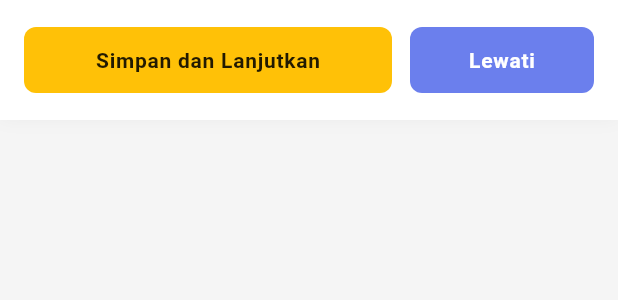
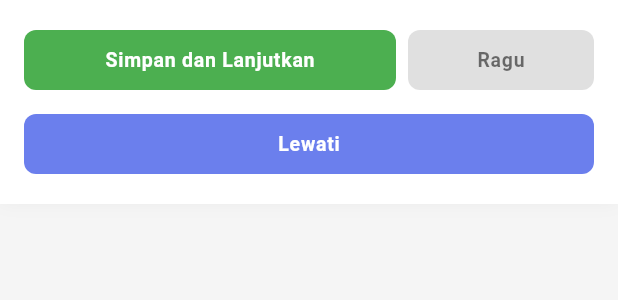
Before and after one commit to vy09/cat_project, a Flutter app: the ExamNavigationWidget widget shown alone on an empty page, opened directly with empty values, on a phone screen of 412 x 824 dp. Shown: the top 300 px of the screen. Run offline on Flutter 3.47's test engine with Material 3 defaults, Android fonts, the phone set to English and light mode, and no system bars.

Commit message:
feat: Enhance exam functionality with answer tracking and doubtful question feature

```diff
--- a/lib/modules/exam/widgets/exam_navigation_widget.dart
+++ b/lib/modules/exam/widgets/exam_navigation_widget.dart
@@ -3,6 +3,8 @@ import 'package:flutter/material.dart';
 class ExamNavigationWidget extends StatelessWidget {
   final VoidCallback onSaveAndContinue;
   final VoidCallback onSkip;
+  final VoidCallback onToggleDoubtful;
+  final bool isDoubtful;
   final bool canGoBack;
   final VoidCallback? onGoBack;
 
@@ -10,6 +12,8 @@ class ExamNavigationWidget extends StatelessWidget {
     super.key,
     required this.onSaveAndContinue,
     required this.onSkip,
+    required this.onToggleDoubtful,
+    required this.isDoubtful,
     this.canGoBack = false,
     this.onGoBack,
   });
@@ -28,7 +32,11 @@ class ExamNavigationWidget extends StatelessWidget {
           ),
         ],
       ),
-      child: Row(
+      child: Column(
+        mainAxisSize: MainAxisSize.min,
+        children: [
+          // First row: Save and Continue + Ragu buttons
+          Row(
             children: [
               // Save and Continue button
               Expanded(
@@ -36,8 +44,8 @@ class ExamNavigationWidget extends StatelessWidget {
                 child: ElevatedButton(
                   onPressed: onSaveAndContinue,
                   style: ElevatedButton.styleFrom(
-                backgroundColor: const Color(0xFFFFC107),
-                padding: const EdgeInsets.symmetric(vertical: 14),
+                    backgroundColor: const Color(0xFF4CAF50),
+                    padding: const EdgeInsets.symmetric(vertical: 12),
                     shape: RoundedRectangleBorder(
                       borderRadius: BorderRadius.circular(8),
                     ),
@@ -46,21 +54,49 @@ class ExamNavigationWidget extends StatelessWidget {
                   child: const Text(
                     'Simpan dan Lanjutkan',
                     style: TextStyle(
-                  fontSize: 14,
+                      fontSize: 13,
                       fontWeight: FontWeight.bold,
-                  color: Colors.black87,
+                      color: Colors.white,
                     ),
                   ),
                 ),
               ),
-          const SizedBox(width: 12),
-          // Skip button
+              const SizedBox(width: 8),
+              // Ragu button
               Expanded(
+                child: ElevatedButton(
+                  onPressed: onToggleDoubtful,
+                  style: ElevatedButton.styleFrom(
+                    backgroundColor: isDoubtful
+                        ? const Color(0xFFFFC107)
+                        : Colors.grey[300],
+                    padding: const EdgeInsets.symmetric(vertical: 12),
+                    shape: RoundedRectangleBorder(
+                      borderRadius: BorderRadius.circular(8),
+                    ),
+                    elevation: 0,
+                  ),
+                  child: Text(
+                    isDoubtful ? 'Ragu ✓' : 'Ragu',
+                    style: TextStyle(
+                      fontSize: 13,
+                      fontWeight: FontWeight.bold,
+                      color: isDoubtful ? Colors.black87 : Colors.black54,
+                    ),
+                  ),
+                ),
+              ),
+            ],
+          ),
+          const SizedBox(height: 8),
+          // Second row: Skip button
+          SizedBox(
+            width: double.infinity,
             child: ElevatedButton(
               onPressed: onSkip,
               style: ElevatedButton.styleFrom(
                 backgroundColor: const Color(0xFF6B7FED),
-                padding: const EdgeInsets.symmetric(vertical: 14),
+                padding: const EdgeInsets.symmetric(vertical: 12),
                 shape: RoundedRectangleBorder(
                   borderRadius: BorderRadius.circular(8),
                 ),
@@ -69,7 +105,7 @@ class ExamNavigationWidget extends StatelessWidget {
               child: const Text(
                 'Lewati',
                 style: TextStyle(
-                  fontSize: 14,
+                  fontSize: 13,
                   fontWeight: FontWeight.bold,
                   color: Colors.white,
                 ),
```
Also changed, not shown: lib/data/models/answer_model.dart (added, +27 -0 lines), lib/data/models/question_model.dart (added, +13 -0 lines), lib/modules/dashboard/dashboard_screen.dart (+17 -7 lines), lib/modules/exam/exam_page.dart (+41 -6 lines), lib/modules/exam/widgets/exam_navigation_drawer.dart (+11 -2 lines). Lines whose indentation alone changed are shown as unchanged.
